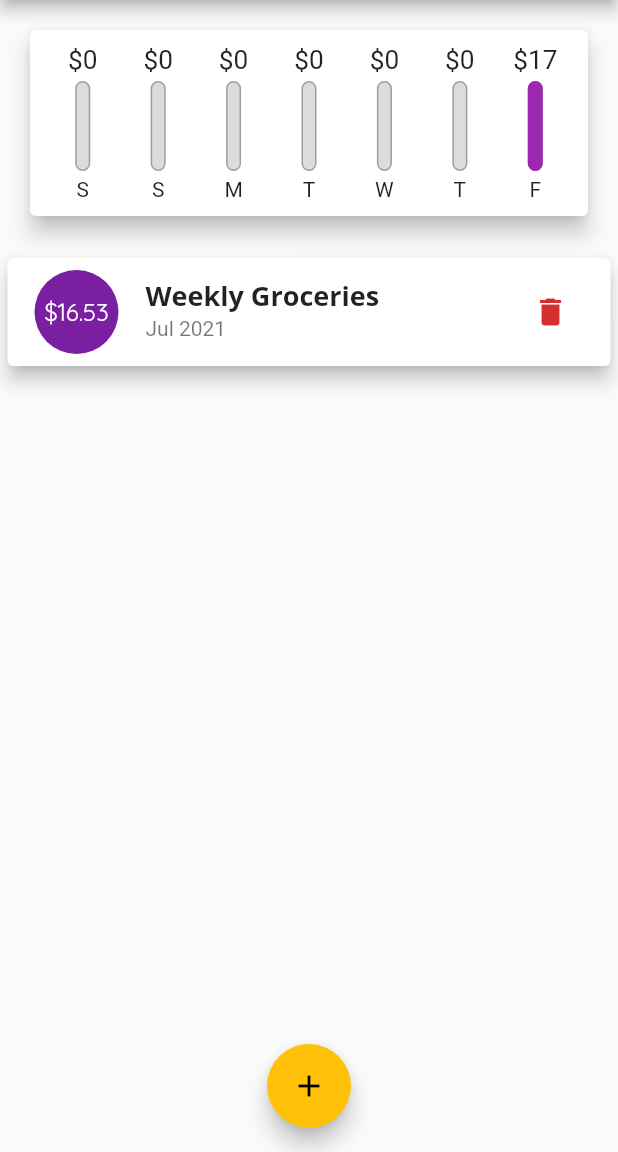
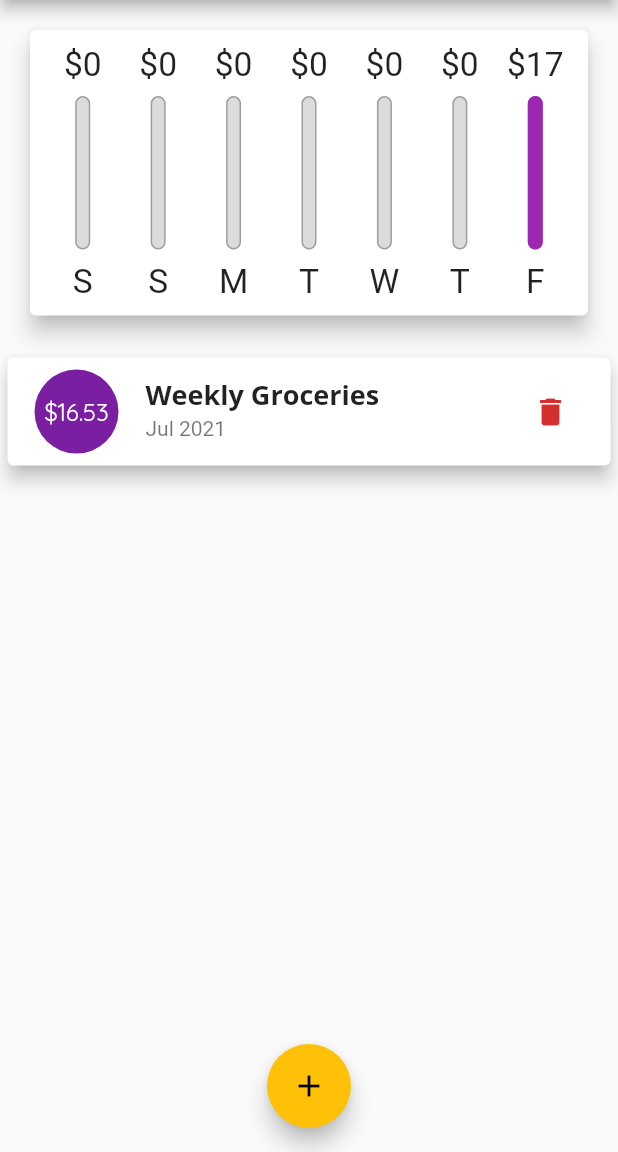
Before and after one commit to DanielAvram1/ExpencePlanner, a Flutter app: the screen it shows after launch, after a tap on the "delete" icon, on a phone screen of 412 x 824 dp, the part 84-1236 px from its top. Run offline on Flutter 3.47's test engine with Material 2 defaults, Android fonts, the phone set to English and light mode, and no system bars.

Commit message:
added some responsivness using MediaQuery and LayoutBuilder

```diff
--- a/lib/main.dart
+++ b/lib/main.dart
@@ -2,10 +2,17 @@ import 'package:expenceplanner/widgets/chart.dart';
 import 'package:expenceplanner/widgets/new_transaction.dart';
 import 'package:expenceplanner/widgets/transaction_list.dart';
 import 'package:flutter/material.dart';
+import 'package:flutter/services.dart';
 
 import 'models/transaction.dart';
 
-void main() => runApp(MyApp());
+void main() {
+  // SystemChrome.setPreferredOrientations([
+  //   DeviceOrientation.portraitUp,
+  //   DeviceOrientation.portraitDown
+  // ]);
+  runApp(MyApp());
+}
 
 class MyApp extends StatelessWidget {
   @override
@@ -108,8 +115,7 @@ class _MyHomePageState extends State<MyHomePage> {
 
   @override
   Widget build(BuildContext context) {
-    return Scaffold(
-      appBar: AppBar(
+    final appBar = AppBar(
       title: Text('Personal Expenses',
       ),
       actions: [
@@ -118,15 +124,26 @@ class _MyHomePageState extends State<MyHomePage> {
           onPressed: () => _startAddNewTransaction(context),
         )
       ],
-      ),
+    );
+    return Scaffold(
+      appBar: appBar,
       body: SingleChildScrollView(
         child: Column(
           crossAxisAlignment: CrossAxisAlignment.stretch,
           mainAxisAlignment: MainAxisAlignment.start,
           children: [
-            Chart(_recentTransactions)
-            ,
-            TransactionList(_userTransactions, _deleteTransaction),
+            Container(
+              height: (MediaQuery.of(context).size.height -
+                        appBar.preferredSize.height -
+                        MediaQuery.of(context).padding.top) * 0.3,
+              child: Chart(_recentTransactions)
+            ),
+            Container(
+              height: (MediaQuery.of(context).size.height -
+                        appBar.preferredSize.height -
+                        MediaQuery.of(context).padding.top) * 0.7,
+              child: TransactionList(_userTransactions, _deleteTransaction)
+            ),
           ],
         ),
       ),
--- a/lib/widgets/chart.dart
+++ b/lib/widgets/chart.dart
@@ -40,7 +40,6 @@ class Chart extends StatelessWidget {
   Widget build(BuildContext context) {
     print(groupedTransactionValues);
     return Card(
-
       elevation: 6,
       margin: EdgeInsets.all(20),
       child: Padding(
--- a/lib/widgets/chart_bar.dart
+++ b/lib/widgets/chart_bar.dart
@@ -9,17 +9,18 @@ class ChartBar extends StatelessWidget {
 
   @override
   Widget build(BuildContext context) {
-    return Column(
+    return LayoutBuilder(builder: (ctx, constraint) {
+      return Column(
       children: [
         Container(
-          height: 20,
+          height: constraint.maxHeight * 0.15,
           child: FittedBox(
             child: Text('\$${spendingAmount.toStringAsFixed(0)}')
           ),
         ),
-        SizedBox(height: 4,),
+        SizedBox(height: constraint.maxHeight * 0.05,),
         Container(
-          height: 60,
+          height: constraint.maxHeight * 0.6,
           width: 10,
           child: Stack(
             children: [
@@ -47,10 +48,14 @@ class ChartBar extends StatelessWidget {
           ),
         ),
         SizedBox(
-          height: 4,
+          height: constraint.maxHeight * 0.05,
         ),
-        Text(label)
+        Container(
+          height: constraint.maxHeight * 0.15,
+          child: FittedBox(child: Text(label))
+        )
       ],
     );
+    });
   }
 }
--- a/lib/widgets/transaction_list.dart
+++ b/lib/widgets/transaction_list.dart
@@ -14,7 +14,6 @@ class TransactionList extends StatelessWidget {
   Widget build(BuildContext context) {
 
     return Container(
-      height: 500,
       child: transactions.isEmpty ?
         Column(
           children: [
```
Lines whose indentation alone changed are shown as unchanged.
